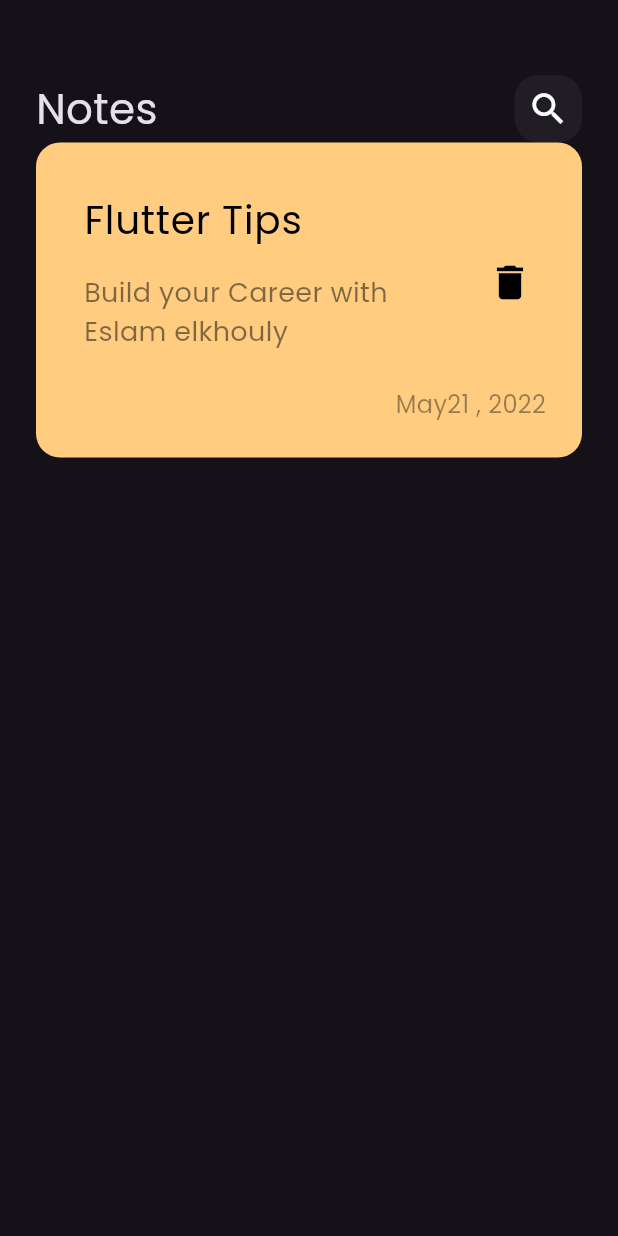
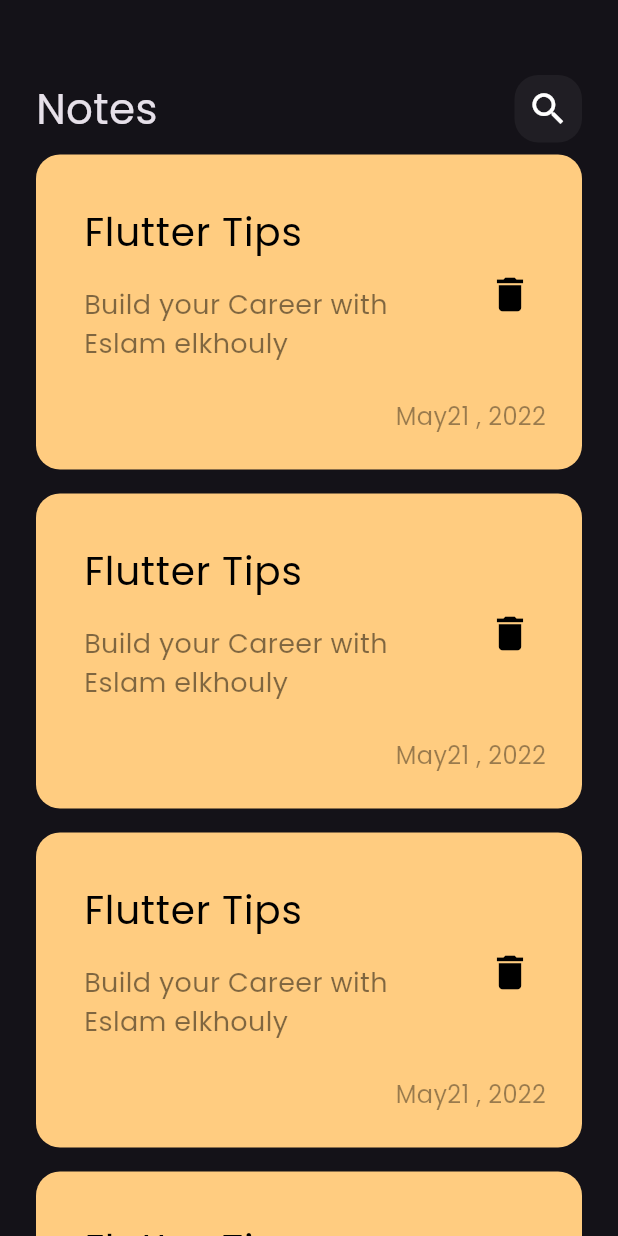
Before and after one commit to Eslamadelelkhouly/notesapp, a Flutter app: the screen it shows after launch, on a phone screen of 412 x 824 dp. Run offline on Flutter 3.47's test engine with Material 3 defaults, Android fonts, the phone set to English and light mode, and no system bars.

Commit message:
Create notes list view

```diff
--- a/lib/views/notes_view.dart
+++ b/lib/views/notes_view.dart
@@ -6,7 +6,7 @@ class NotesView extends StatelessWidget {
 
   @override
   Widget build(BuildContext context) {
-    return Scaffold(
+    return const Scaffold(
       body: NotesViewBody(),
     );
   }
--- a/lib/views/widgets/custom_appbar.dart
+++ b/lib/views/widgets/custom_appbar.dart
@@ -6,7 +6,7 @@ class CustomAppbar extends StatelessWidget {
 
   @override
   Widget build(BuildContext context) {
-    return Row(
+    return const Row(
       children: [
         Text(
           'Notes',
--- a/lib/views/widgets/custom_search_icon.dart
+++ b/lib/views/widgets/custom_search_icon.dart
@@ -12,7 +12,7 @@ class CustomSearchIcon extends StatelessWidget {
         color: Colors.white.withOpacity(0.05),
         borderRadius: BorderRadius.circular(16),
       ),
-      child: Center(
+      child: const Center(
         child: Icon(
           Icons.search,
           size: 28,
--- a/lib/views/widgets/notes_item.dart
+++ b/lib/views/widgets/notes_item.dart
@@ -12,14 +12,14 @@ class NotesItem extends StatelessWidget {
         left: 16,
       ),
       decoration: BoxDecoration(
-        color: Color(0xffFFCC80),
+        color: const Color(0xffFFCC80),
         borderRadius: BorderRadius.circular(16),
       ),
       child: Column(
         crossAxisAlignment: CrossAxisAlignment.end,
         children: [
           ListTile(
-            title: Text(
+            title: const Text(
               'Flutter Tips',
               style: TextStyle(
                 color: Colors.black,
@@ -38,7 +38,7 @@ class NotesItem extends StatelessWidget {
             ),
             trailing: IconButton(
               onPressed: () {},
-              icon: Icon(
+              icon: const Icon(
                 Icons.delete,
                 color: Colors.black,
                 size: 30,
--- /dev/null
+++ b/lib/views/widgets/notes_list_view.dart
@@ -0,0 +1,18 @@
+import 'package:flutter/material.dart';
+import 'package:notesapp/views/widgets/notes_item.dart';
+
+class NotesListView extends StatelessWidget {
+  const NotesListView({super.key});
+
+  @override
+  Widget build(BuildContext context) {
+    return ListView.builder(
+      itemBuilder: (context, index) {
+        return Padding(
+          padding: const EdgeInsets.symmetric(vertical: 8),
+          child: const NotesItem(),
+        );
+      },
+    );
+  }
+}
--- a/lib/views/widgets/notes_view_body.dart
+++ b/lib/views/widgets/notes_view_body.dart
@@ -1,6 +1,9 @@
+import 'package:flutter/cupertino.dart';
 import 'package:flutter/material.dart';
+import 'package:flutter/widgets.dart';
 import 'package:notesapp/views/widgets/custom_appbar.dart';
 import 'package:notesapp/views/widgets/notes_item.dart';
+import 'package:notesapp/views/widgets/notes_list_view.dart';
 
 class NotesViewBody extends StatelessWidget {
   const NotesViewBody({super.key});
@@ -10,12 +13,14 @@ class NotesViewBody extends StatelessWidget {
     return Padding(
       padding: const EdgeInsets.symmetric(horizontal: 24),
       child: Column(
-        children: [
+        children: const [
           SizedBox(
             height: 50,
           ),
           CustomAppbar(),
-          NotesItem(),
+          Expanded(
+            child: NotesListView(),
+          ),
         ],
       ),
     );
```
